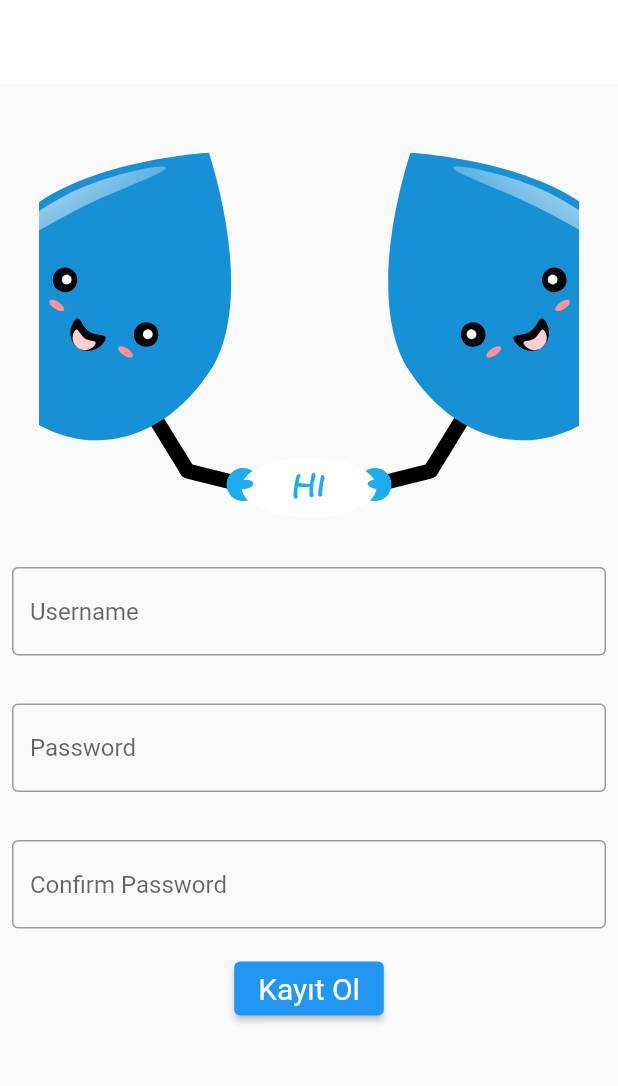
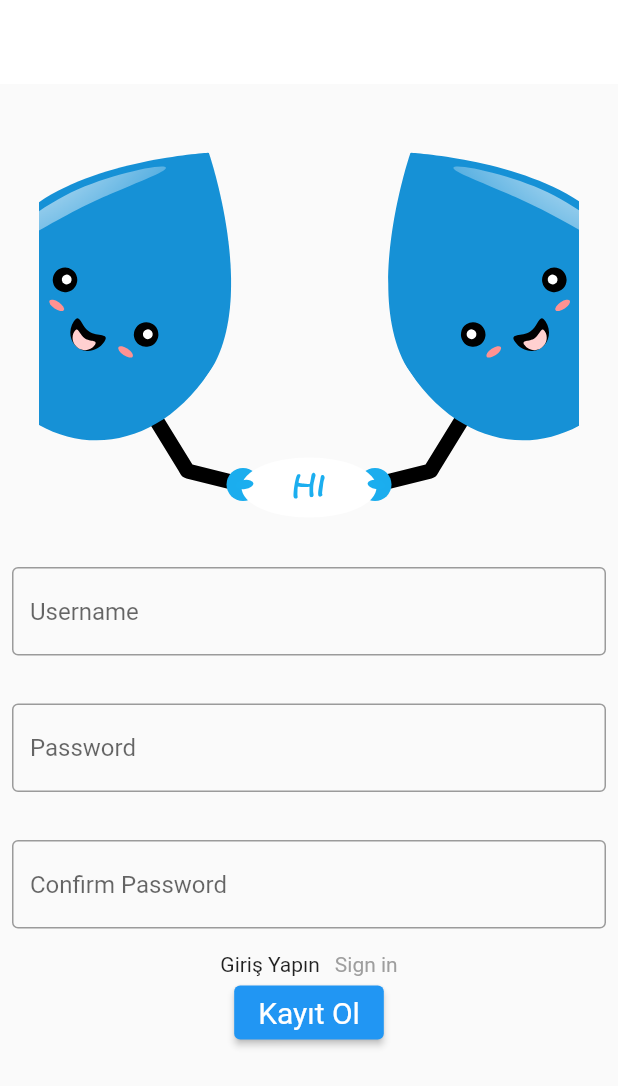
Before and after one commit to alperennbulutt/water_tracker, a Flutter app: the RegisterPage screen opened by its route, on a phone screen of 412 x 824 dp. Shown: the top 1086 px of the screen. Run offline on Flutter 3.47's test engine with Material 2 defaults, Android fonts, the light colour scheme and no system bars; our stand-ins replace cloud_firestore, firebase_auth, firebase_core, flutter_custom_clippers, flutter_svg, get and 1 more; accounts and stored records are empty; network calls fail; Roboto replaces fonts that are missing (Georgia).

Commit message:
login_register

```diff
--- a/lib/src/repository/login/login_repo.dart
+++ b/lib/src/repository/login/login_repo.dart
@@ -1,4 +1,3 @@
-import 'package:firebase_auth/firebase_auth.dart';
 import 'package:water_tracker/src/services/api.dart';
 
 class LoginRepository {
--- a/lib/src/services/api.dart
+++ b/lib/src/services/api.dart
@@ -1,5 +1,4 @@
 import 'dart:convert';
-import 'package:firebase_auth/firebase_auth.dart';
 import 'package:water_tracker/src/constants/endpoints.dart';
 import 'package:http/http.dart' as http;
 
--- a/lib/src/services/auth.dart
+++ b/lib/src/services/auth.dart
@@ -2,7 +2,6 @@ import 'package:cloud_firestore/cloud_firestore.dart';
 import 'package:firebase_auth/firebase_auth.dart';
 
 class AuthService {
-  final FirebaseAuth _auth = FirebaseAuth.instance;
   final FirebaseFirestore _firestore = FirebaseFirestore.instance;
 
   // register in with email & password
--- a/lib/src/ui/home/home_page.dart
+++ b/lib/src/ui/home/home_page.dart
@@ -1,9 +1,9 @@
+import 'package:firebase_auth/firebase_auth.dart';
 import 'package:flutter/material.dart';
 import 'package:get/get.dart';
 import 'package:water_tracker/src/controller/home/home_controller.dart';
 import 'package:flutter_custom_clippers/flutter_custom_clippers.dart';
 import 'package:intl/intl.dart';
-import 'package:water_tracker/src/utils/routes/app_pages.dart';
 
 import '../../models/photos_model.dart';
 
@@ -18,6 +18,9 @@ class HomePage extends GetView<HomeController> {
     String formatter = DateFormat('yMd').format(now);
     return Scaffold(
         appBar: AppBar(
+          leading: GestureDetector(
+              onTap: () => FirebaseAuth.instance.signOut(),
+              child: Icon(Icons.logout)),
           title: Text(formatter),
           toolbarHeight: 110,
           backgroundColor: Colors.transparent,
--- a/lib/src/ui/register/register_page.dart
+++ b/lib/src/ui/register/register_page.dart
@@ -4,6 +4,9 @@ import 'package:get/get.dart';
 import 'package:water_tracker/src/controller/register/register_controller.dart';
 import 'package:water_tracker/src/repository/register/register_repo.dart';
 import 'package:water_tracker/src/services/api.dart';
+import 'package:water_tracker/src/ui/login/login_page.dart';
+import 'package:water_tracker/src/utils/device/device_utils.dart';
+import 'package:water_tracker/src/utils/routes/app_pages.dart';
 
 class RegisterPage extends StatefulWidget {
   const RegisterPage({Key? key}) : super(key: key);
@@ -13,6 +16,8 @@ class RegisterPage extends StatefulWidget {
 }
 
 class _RegisterPageState extends State<RegisterPage> {
+  bool isLogin = false;
+
   final controller = Get.put(RegisterController(
       repository: RegisterRepository(apiClient: MyApiClient())));
   TextEditingController usernameController = TextEditingController();
@@ -25,55 +30,85 @@ class _RegisterPageState extends State<RegisterPage> {
       ElevatedButton.styleFrom(textStyle: const TextStyle(fontSize: 20));
   @override
   Widget build(BuildContext context) {
-    return Scaffold(
+    return isLogin == true
+        ? LoginPage()
+        : Scaffold(
             appBar: AppBar(
               backgroundColor: Colors.white,
               elevation: 0,
             ),
-      body: SingleChildScrollView(
+            body: GestureDetector(
+              onTap: () => DeviceUtils.hideKeyboard(context),
+              child: SingleChildScrollView(
                 child: Column(
                   children: [
                     SvgPicture.asset("assets/login/water_drop.svg"),
-            const Padding(
-              padding: EdgeInsets.symmetric(horizontal: 8, vertical: 16),
+                    Padding(
+                      padding:
+                          EdgeInsets.symmetric(horizontal: 8, vertical: 16),
                       child: TextField(
+                        controller: usernameController,
                         decoration: InputDecoration(
                           border: OutlineInputBorder(),
                           hintText: 'Username',
                         ),
                       ),
                     ),
-            const Padding(
-              padding: EdgeInsets.symmetric(horizontal: 8, vertical: 16),
+                    Padding(
+                      padding:
+                          EdgeInsets.symmetric(horizontal: 8, vertical: 16),
                       child: TextField(
+                        controller: passwordController,
                         decoration: InputDecoration(
                           border: OutlineInputBorder(),
                           hintText: 'Password',
                         ),
                       ),
                     ),
-            const Padding(
-              padding: EdgeInsets.symmetric(horizontal: 8, vertical: 16),
+                    Padding(
+                      padding:
+                          EdgeInsets.symmetric(horizontal: 8, vertical: 16),
                       child: TextField(
+                        controller: confirmPasswordController,
                         decoration: InputDecoration(
                           border: OutlineInputBorder(),
                           hintText: 'Confirm Password',
                         ),
                       ),
                     ),
+                    Row(
+                      mainAxisAlignment: MainAxisAlignment.center,
+                      children: [
+                        Text('Giriş Yapın'),
+                        SizedBox(
+                          width: 10,
+                        ),
+                        Text(
+                          'Sign in',
+                          style: TextStyle(color: Colors.grey),
+                        ),
+                      ],
+                    ),
                     ElevatedButton(
                       style: style,
-              onPressed: () {
-                controller.userName.value = usernameController.value.text;
-                controller.password.value = passwordController.value.text;
-                controller.confirmPassword.value =
-                    confirmPasswordController.value.text;
+                      onPressed: () async {
+                        if (passwordController.text ==
+                            confirmPasswordController.text) {
+                          await controller.signUp(
+                              usernameController.text, passwordController.text);
+
+                          Get.toNamed(Routes.HOME);
+                        } else {
+                          Get.defaultDialog(
+                              middleText: 'Parolanız Doğrulanamadı', title: '');
+                        }
                       },
                       child: const Text('Kayıt Ol'),
                     ),
                   ],
                 ),
               ),
+            ),
           );
   }
 }
```
Also changed, not shown: lib/src/controller/login/login_controller.dart (+12 -2 lines), lib/src/controller/register/register_controller.dart (+15 -0 lines), lib/src/ui/login/login_page.dart (+20 -5 lines). Lines whose indentation alone changed are shown as unchanged.
